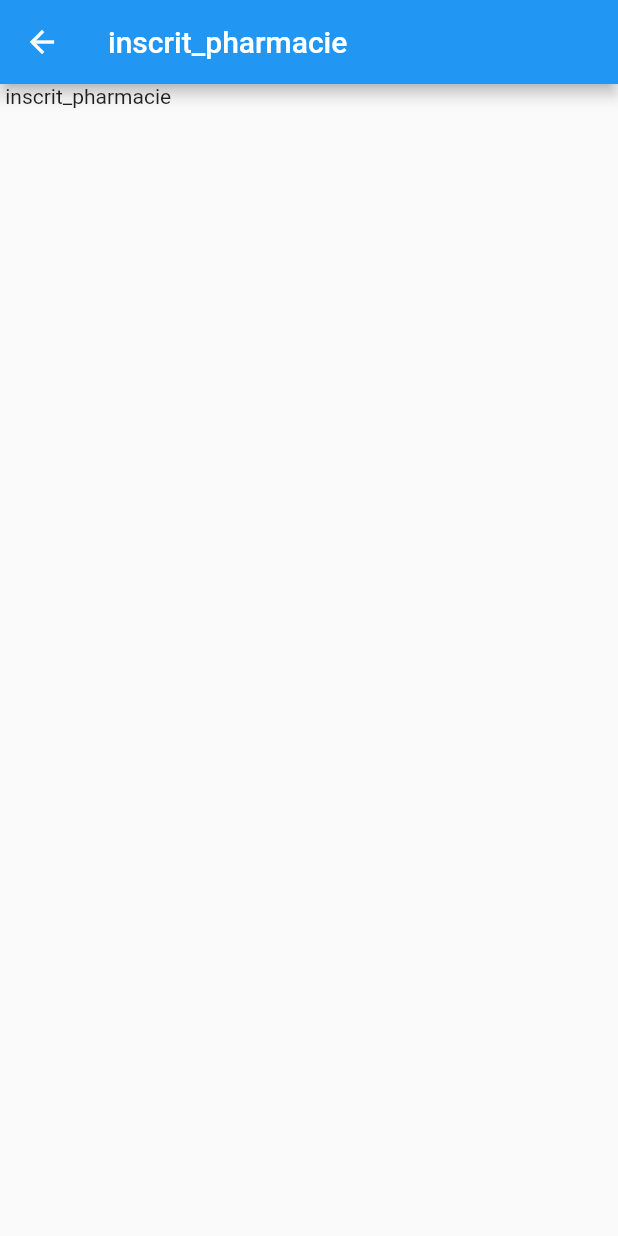
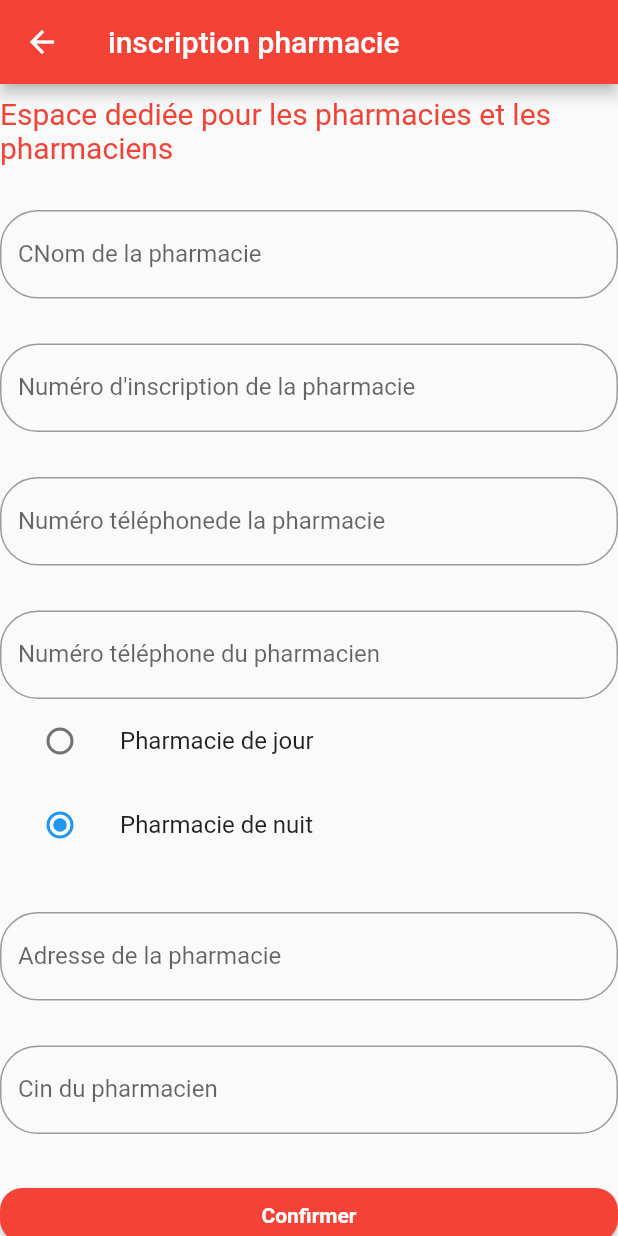
Before and after one commit to belhadjkacemdonia/flutter_evax, a Flutter app: the inscrit_pharmacie screen opened directly, on a phone screen of 412 x 824 dp. Run offline on Flutter 3.47's test engine with Material 2 defaults, Android fonts, the phone set to English and light mode, and no system bars.

Commit message:
first commit

```diff
--- a/lib/inscrir.dart
+++ b/lib/inscrir.dart
@@ -1,6 +1,5 @@
 import 'package:flutter/material.dart';
 
-import 'acceuil.dart';
 import 'citoyen_cin.dart';
 import 'citoyen_etranger.dart';
 import 'citoyen_sans_cin.dart';
--- a/lib/inscrit_pharmacie.dart
+++ b/lib/inscrit_pharmacie.dart
@@ -6,8 +6,170 @@ class inscrit_pharmacie extends StatelessWidget{
   Widget build(BuildContext context) {
     // TODO: implement build
     return Scaffold(
-      appBar: AppBar(title: Text("inscrit_pharmacie"),),
-      body: Text(" inscrit_pharmacie"),
+      appBar: AppBar(title: Text("inscription pharmacie"),
+      backgroundColor: Colors.red,),
+    body: _inscritpharmacie()
+
     );
   }
 }
+class _inscritpharmacie extends StatelessWidget{
+  @override
+  Widget build(BuildContext context) {
+    return Center(
+
+      child:  SingleChildScrollView(
+          child:  Column(
+            children : [
+              Padding(padding: EdgeInsets.only(top: 8.0)),
+              Text('Espace dediée pour les pharmacies et les pharmaciens',
+                style:  TextStyle(color: Colors.red, fontSize: 20.0),),
+              Padding(padding: EdgeInsets.only(top: 30.0)),
+              TextField(
+                decoration:  InputDecoration(
+                  labelText: "CNom de la pharmacie",
+                  border:  OutlineInputBorder(
+                    borderRadius:  BorderRadius.circular(25.0),
+                    borderSide:  BorderSide(
+                    ),
+                  ),
+                  //fillColor: Colors.green
+                ),
+              ),
+              Padding(padding: EdgeInsets.only(top: 30.0)),
+              TextField(
+                decoration:  InputDecoration(
+                  labelText: "Numéro d'inscription de la pharmacie",
+                  border:  OutlineInputBorder(
+                    borderRadius:  BorderRadius.circular(25.0),
+                    borderSide:  BorderSide(
+                    ),
+                  ),
+                  //fillColor: Colors.green
+                ),
+              ),
+              Padding(padding: EdgeInsets.only(top: 30.0)),
+              TextField(
+                decoration:  InputDecoration(
+                  labelText: "Numéro téléphonede la pharmacie",
+                  border:  OutlineInputBorder(
+                    borderRadius:  BorderRadius.circular(25.0),
+                    borderSide:  BorderSide(
+                    ),
+                  ),
+                  //fillColor: Colors.green
+                ),
+              ),
+              Padding(padding: EdgeInsets.only(top: 30.0)),
+              TextField(
+                decoration:  InputDecoration(
+                  labelText: "Numéro téléphone du pharmacien",
+                  border:  OutlineInputBorder(
+                    borderRadius:  BorderRadius.circular(25.0),
+                    borderSide:  BorderSide(
+                    ),
+                  ),
+                  //fillColor: Colors.green
+                ),
+              ),
+
+              MyButtonRadio(),
+
+              Padding(padding: EdgeInsets.only(top: 30.0)),
+              TextField(
+                decoration:  InputDecoration(
+                  labelText: "Adresse de la pharmacie",
+                  border:  OutlineInputBorder(
+                    borderRadius:  BorderRadius.circular(25.0),
+                    borderSide:  BorderSide(
+                    ),
+                  ),
+                  //fillColor: Colors.green
+                ),
+              ),
+              Padding(padding: EdgeInsets.only(top: 30.0)),
+              TextField(
+                decoration:  InputDecoration(
+                  labelText: "Cin du pharmacien",
+                  border:  OutlineInputBorder(
+                    borderRadius:  BorderRadius.circular(25.0),
+                    borderSide:  BorderSide(
+                    ),
+                  ),
+                  //fillColor: Colors.green
+                ),
+              ),
+
+              Padding(padding: EdgeInsets.only(top: 30.0)),
+              ButtonTheme(
+                minWidth: double.infinity,
+                shape: RoundedRectangleBorder(
+                  borderRadius: BorderRadius.circular(15.0),
+                ),
+                child: MaterialButton(
+                  onPressed: () {},
+                  child: Text('Confirmer',
+                      style: TextStyle(fontWeight: FontWeight.bold,color: Colors.white)),
+                  color: Colors.red,
+
+
+                ),
+              ),
+            ],
+          ),
+        ),
+
+    );
+  }
+}
+
+class MyButtonRadio extends StatefulWidget {
+  @override
+  _MyButtonRadio createState() => _MyButtonRadio();
+}
+enum Gender { Jour, Nuit }
+
+class _MyButtonRadio extends State<MyButtonRadio> {
+  Gender defaultValue = Gender.Nuit;
+  String gender = "male";
+
+  @override
+  Widget build(BuildContext context) {
+    return Container(
+      child: Column(
+        mainAxisAlignment: MainAxisAlignment.start,
+        children: [
+          //Radio Button via ListTile
+          ListTile(
+            leading: Radio(
+              value: Gender.Jour,
+              groupValue: defaultValue,
+              onChanged: (value) {
+                setState(() {
+                  gender = "Pharmacie de jour";
+                });
+              },
+            ),
+            title: Text("Pharmacie de jour"),
+          ),
+          ListTile(
+            leading: Radio(
+              value: Gender.Nuit,
+              groupValue: defaultValue,
+              onChanged: (value) {
+                setState(() {
+                  gender = "Pharmacie de nuit";
+                });
+              },
+            ),
+            title: Text("Pharmacie de nuit"),
+          ),
+
+
+
+
+        ],
+      ),
+    );
+  }
+}
```
